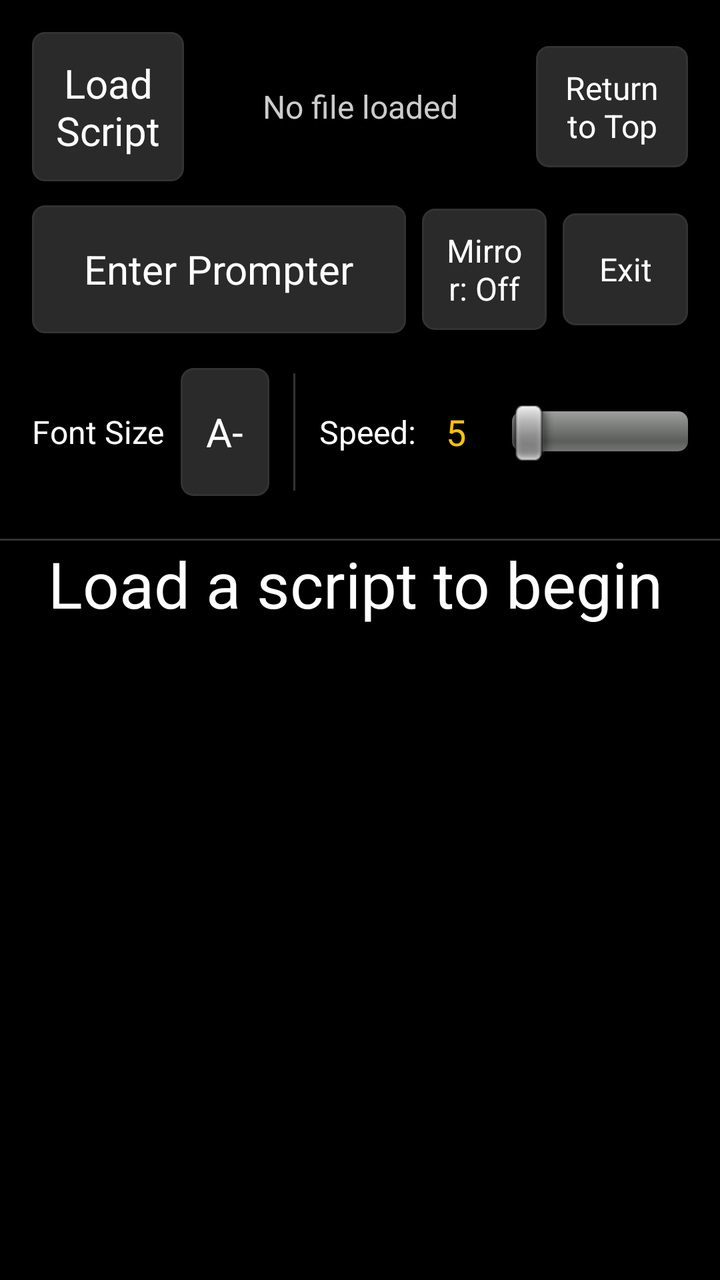
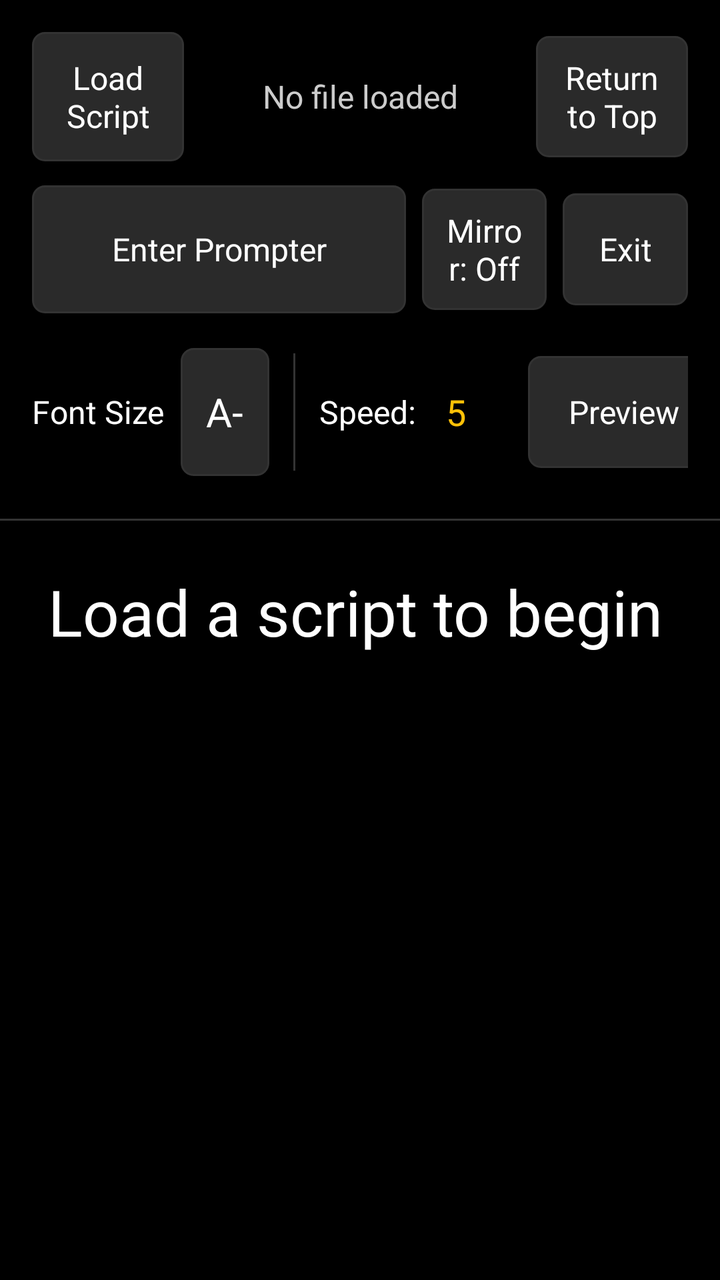

An Android layout rendered at two revisions. The XML below is the earlier revision; the diff shows what the commit changed to produce the second picture.
<!-- AndroidManifest.xml: application theme AppTheme -->
<!-- res/layout/activity_main.xml -->
<?xml version="1.0" encoding="utf-8"?>
<LinearLayout xmlns:android="http://schemas.android.com/apk/res/android"
    android:layout_width="match_parent"
    android:layout_height="match_parent"
    android:orientation="vertical"
    android:background="@color/background_black">

    <LinearLayout
        android:id="@+id/controlsPanel"
        android:layout_width="match_parent"
        android:layout_height="wrap_content"
        android:orientation="vertical"
        android:background="@color/background_black"
        android:padding="@dimen/control_padding">

        
        <LinearLayout
            android:layout_width="match_parent"
            android:layout_height="wrap_content"
            android:orientation="horizontal"
            android:gravity="center_vertical">

            <Button
                android:id="@+id/btnOpenFile"
                style="@style/ControlButton"
                android:layout_width="0dp"
                android:layout_height="wrap_content"
                android:layout_weight="1"
                android:text="@string/btn_open_file" />

            <TextView
                android:id="@+id/currentFileLabel"
                android:layout_width="0dp"
                android:layout_height="wrap_content"
                android:layout_weight="2"
                android:layout_marginLeft="12dp"
                android:layout_marginStart="12dp"
                android:layout_marginRight="12dp"
                android:layout_marginEnd="12dp"
                android:text="@string/no_file_loaded"
                android:textColor="@color/text_light_gray"
                android:textSize="16sp"
                android:gravity="center"
                android:maxLines="1"
                android:ellipsize="middle" />

            <Button
                android:id="@+id/btnBeginning"
                style="@style/SecondaryControlButton"
                android:layout_width="0dp"
                android:layout_height="wrap_content"
                android:layout_weight="1"
                android:text="@string/btn_beginning" />
        </LinearLayout>

        
        <LinearLayout
            android:layout_width="match_parent"
            android:layout_height="wrap_content"
            android:orientation="horizontal"
            android:layout_marginTop="12dp"
            android:gravity="center_vertical">

            <Button
                android:id="@+id/btnStart"
                style="@style/ControlButton"
                android:layout_width="0dp"
                android:layout_height="wrap_content"
                android:layout_weight="3"
                android:layout_marginRight="8dp"
                android:layout_marginEnd="8dp"
                android:text="@string/btn_start" />

            <ToggleButton
                android:id="@+id/mirrorToggle"
                style="@style/SecondaryControlButton"
                android:layout_width="0dp"
                android:layout_height="wrap_content"
                android:layout_weight="1"
                android:layout_marginRight="8dp"
                android:layout_marginEnd="8dp"
                android:textOn="@string/mirror_on"
                android:textOff="@string/mirror_off" />

            <Button
                android:id="@+id/btnExit"
                style="@style/SecondaryControlButton"
                android:layout_width="0dp"
                android:layout_height="wrap_content"
                android:layout_weight="1"
                android:text="@string/btn_exit" />
        </LinearLayout>

        
        <LinearLayout
            android:layout_width="match_parent"
            android:layout_height="wrap_content"
            android:orientation="horizontal"
            android:layout_marginTop="12dp"
            android:gravity="center_vertical">

            <LinearLayout
                android:layout_width="0dp"
                android:layout_height="wrap_content"
                android:layout_weight="38"
                android:orientation="horizontal"
                android:gravity="center_vertical">

                <TextView
                    android:layout_width="wrap_content"
                    android:layout_height="wrap_content"
                    android:layout_marginRight="8dp"
                    android:layout_marginEnd="8dp"
                    android:text="@string/font_size_static_label"
                    android:textColor="@color/text_white"
                    android:textSize="16sp" />

                <Button
                    android:id="@+id/btnFontDecrease"
                    style="@style/ControlButton"
                    android:layout_width="wrap_content"
                    android:layout_height="wrap_content"
                    android:minWidth="56dp"
                    android:text="@string/btn_font_decrease" />

                <TextView
                    android:id="@+id/fontSizeLabel"
                    android:layout_width="wrap_content"
                    android:layout_height="wrap_content"
                    android:layout_marginLeft="6dp"
                    android:layout_marginStart="6dp"
                    android:layout_marginRight="6dp"
                    android:layout_marginEnd="6dp"
                    android:minWidth="40dp"
                    android:gravity="center"
                    android:textColor="@color/accent_amber"
                    android:textSize="18sp"
                    android:text="@string/font_size_default_label" />

                <Button
                    android:id="@+id/btnFontIncrease"
                    style="@style/ControlButton"
                    android:layout_width="wrap_content"
                    android:layout_height="wrap_content"
                    android:minWidth="56dp"
                    android:text="@string/btn_font_increase" />
            </LinearLayout>

            <View
                android:layout_width="@dimen/adjustment_divider_width"
                android:layout_height="match_parent"
                android:layout_marginLeft="12dp"
                android:layout_marginStart="12dp"
                android:layout_marginRight="12dp"
                android:layout_marginEnd="12dp"
                android:layout_marginTop="@dimen/adjustment_divider_vertical_margin"
                android:layout_marginBottom="@dimen/adjustment_divider_vertical_margin"
                android:background="@color/divider_color"
                android:clickable="false"
                android:focusable="false" />

            <LinearLayout
                android:layout_width="0dp"
                android:layout_height="wrap_content"
                android:layout_weight="59"
                android:orientation="horizontal"
                android:gravity="center_vertical">

                <TextView
                    android:layout_width="wrap_content"
                    android:layout_height="wrap_content"
                    android:text="@string/speed_prefix"
                    android:textColor="@color/text_white"
                    android:textSize="16sp" />

                <TextView
                    android:id="@+id/speedLabel"
                    android:layout_width="wrap_content"
                    android:layout_height="wrap_content"
                    android:minWidth="32dp"
                    android:layout_marginLeft="4dp"
                    android:layout_marginStart="4dp"
                    android:gravity="center"
                    android:textColor="@color/accent_amber"
                    android:textSize="18sp"
                    android:text="@string/speed_default_label" />

                <SeekBar
                    android:id="@+id/speedSeekBar"
                    android:layout_width="0dp"
                    android:layout_height="wrap_content"
                    android:layout_weight="1"
                    android:layout_marginLeft="12dp"
                    android:layout_marginStart="12dp" />
            </LinearLayout>
        </LinearLayout>
    </LinearLayout>

    <View
        android:layout_width="match_parent"
        android:layout_height="1dp"
        android:background="@color/divider_color" />

    <FrameLayout
        android:id="@+id/fullScreenContainer"
        android:layout_width="match_parent"
        android:layout_height="0dp"
        android:layout_weight="1"
        android:background="@color/background_black">

        <ScrollView
            android:id="@+id/scrollView"
            android:layout_width="match_parent"
            android:layout_height="match_parent"
            android:background="@color/background_black"
            android:scrollbars="none"
            android:fillViewport="true">

            <TextView
                android:id="@+id/scriptText"
                android:layout_width="match_parent"
                android:layout_height="wrap_content"
                android:paddingLeft="24dp"
                android:paddingRight="24dp"
                android:paddingBottom="24dp"
                android:textColor="@color/text_white"
                android:textSize="@dimen/script_default_text_size"
                android:lineSpacingMultiplier="1.2"
                android:text="@string/default_script_placeholder" />
        </ScrollView>

        <TextView
            android:id="@+id/countdownText"
            android:layout_width="wrap_content"
            android:layout_height="wrap_content"
            android:layout_gravity="center"
            android:visibility="gone"
            android:background="@drawable/countdown_background"
            android:paddingLeft="48dp"
            android:paddingRight="48dp"
            android:paddingTop="16dp"
            android:paddingBottom="16dp"
            android:gravity="center"
            android:textColor="@color/text_white"
            android:textStyle="bold"
            android:textSize="@dimen/countdown_text_size" />

        <TextView
            android:id="@+id/tapInstructionText"
            android:layout_width="wrap_content"
            android:layout_height="wrap_content"
            android:layout_gravity="center"
            android:visibility="gone"
            android:clickable="false"
            android:focusable="false"
            android:background="@drawable/countdown_background"
            android:paddingLeft="48dp"
            android:paddingRight="48dp"
            android:paddingTop="16dp"
            android:paddingBottom="16dp"
            android:gravity="center"
            android:textColor="@color/text_white"
            android:textStyle="bold"
            android:text="@string/tap_to_start"
            android:textSize="@dimen/tap_instruction_text_size" />

    </FrameLayout>

</LinearLayout>
<!-- resources referenced by this layout -->
<resources>
  <color name="accent_amber">#FFFFC107</color>
  <color name="background_black">#FF000000</color>
  <color name="divider_color">#FF333333</color>
  <color name="text_light_gray">#FFCCCCCC</color>
  <color name="text_white">#FFFFFFFF</color>
  <dimen name="adjustment_divider_vertical_margin">8dp</dimen>
  <dimen name="adjustment_divider_width">1dp</dimen>
  <dimen name="control_padding">16dp</dimen>
  <dimen name="countdown_text_size">140sp</dimen>
  <dimen name="script_default_text_size">32sp</dimen>
  <dimen name="tap_instruction_text_size">64sp</dimen>
  <!-- drawable countdown_background (drawable) -->
  <?xml version="1.0" encoding="utf-8"?>
  <shape xmlns:android="http://schemas.android.com/apk/res/android"
      android:shape="rectangle">
      <solid android:color="#CC000000" />
      <corners android:radius="24dp" />
      <stroke android:width="2dp" android:color="@color/accent_amber" />
  </shape>
  <string name="btn_beginning">Return to Top</string>
  <string name="btn_exit">Exit</string>
  <string name="btn_font_decrease">A-</string>
  <string name="btn_font_increase">A+</string>
  <string name="btn_open_file">Load Script</string>
  <string name="btn_start">Enter Prompter</string>
  <string name="default_script_placeholder">Load a script to begin</string>
  <string name="font_size_default_label">32</string>
  <string name="font_size_static_label">Font Size</string>
  <string name="mirror_off">Mirror: Off</string>
  <string name="mirror_on">Mirror: On</string>
  <string name="no_file_loaded">No file loaded</string>
  <string name="speed_default_label">5</string>
  <string name="speed_prefix">Speed:</string>
  <string name="tap_to_start">Tap to Start</string>
  <style name="ControlButton">
          <item name="android:minHeight">@dimen/control_button_height</item>
          <item name="android:textSize">@dimen/control_text_size</item>
          <item name="android:textColor">@color/text_white</item>
          <item name="android:background">@drawable/button_background</item>
          <item name="android:padding">12dp</item>
          <item name="android:textAllCaps">false</item>
      </style>
  <style name="SecondaryControlButton">
          <item name="android:minHeight">@dimen/secondary_button_height</item>
          <item name="android:textSize">@dimen/secondary_text_size</item>
          <item name="android:textColor">@color/text_white</item>
          <item name="android:background">@drawable/button_background</item>
          <item name="android:padding">10dp</item>
          <item name="android:textAllCaps">false</item>
      </style>
  <style name="AppTheme" parent="android:Theme.Black.NoTitleBar">
          <item name="android:windowBackground">@color/background_black</item>
      </style>
  <dimen name="control_button_height">64dp</dimen>
  <dimen name="control_text_size">20sp</dimen>
  <dimen name="secondary_button_height">56dp</dimen>
  <dimen name="secondary_text_size">16sp</dimen>
  <color name="button_pressed">#FF444444</color>
  <color name="button_normal">#FF2A2A2A</color>
  <!-- unchanged entries left out for length: 1 -->
</resources>

<!-- the commit's change to res/layout/activity_main.xml (unified diff, before → after) -->
@@ -26,6 +26,7 @@
                 android:layout_width="0dp"
                 android:layout_height="wrap_content"
                 android:layout_weight="1"
+                android:textSize="@dimen/secondary_text_size"
                 android:text="@string/btn_open_file" />
 
             <TextView
@@ -69,6 +70,7 @@
                 android:layout_weight="3"
                 android:layout_marginRight="8dp"
                 android:layout_marginEnd="8dp"
+                android:textSize="@dimen/secondary_text_size"
                 android:text="@string/btn_start" />
 
             <ToggleButton
@@ -191,7 +193,17 @@
                     android:layout_height="wrap_content"
                     android:layout_weight="1"
                     android:layout_marginLeft="12dp"
-                    android:layout_marginStart="12dp" />
+                    android:layout_marginStart="12dp"
+                    android:layout_marginRight="8dp"
+                    android:layout_marginEnd="8dp" />
+
+                <Button
+                    android:id="@+id/btnPreview"
+                    style="@style/SecondaryControlButton"
+                    android:layout_width="wrap_content"
+                    android:layout_height="wrap_content"
+                    android:minWidth="96dp"
+                    android:text="@string/btn_preview" />
             </LinearLayout>
         </LinearLayout>
     </LinearLayout>
@@ -220,9 +232,7 @@
                 android:id="@+id/scriptText"
                 android:layout_width="match_parent"
                 android:layout_height="wrap_content"
-                android:paddingLeft="24dp"
-                android:paddingRight="24dp"
-                android:paddingBottom="24dp"
+                android:padding="24dp"
                 android:textColor="@color/text_white"
                 android:textSize="@dimen/script_default_text_size"
                 android:lineSpacingMultiplier="1.2"
<!-- resource entries referenced after the edit -->
@@ -24,6 +24,7 @@
   <string name="btn_font_decrease">A-</string>
   <string name="btn_font_increase">A+</string>
   <string name="btn_open_file">Load Script</string>
+  <string name="btn_preview">Preview</string>
   <string name="btn_start">Enter Prompter</string>
   <string name="default_script_placeholder">Load a script to begin</string>
   <string name="font_size_default_label">32</string>
